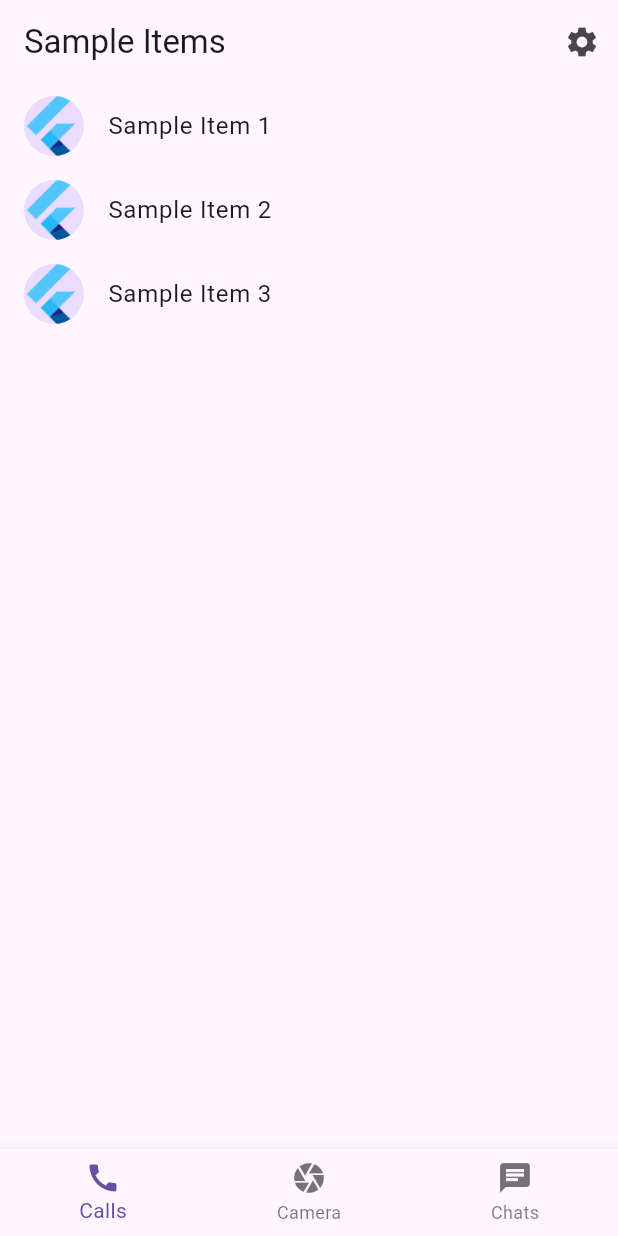
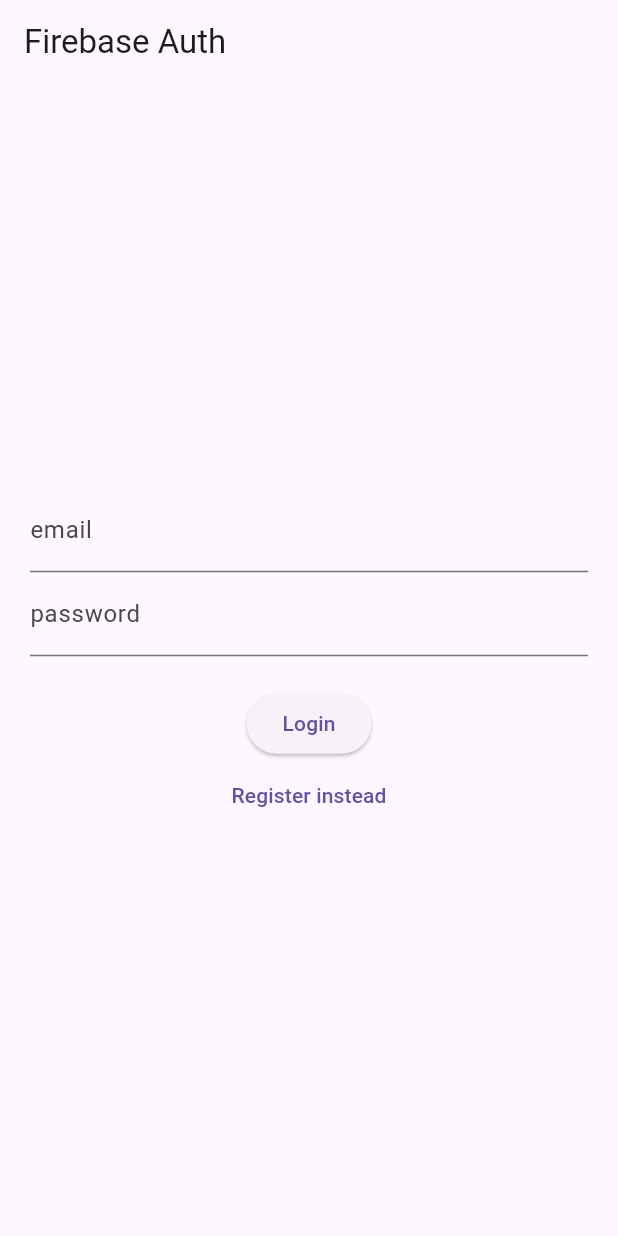
Before and after one commit to stefan1anuby/blooddochallenge, a Flutter app: the screen it shows after launch, on a phone screen of 412 x 824 dp. Run offline on Flutter 3.47's test engine with Material 3 defaults, Android fonts, the phone set to English and light mode, and no system bars; our stand-ins replace firebase_auth, firebase_core; accounts and stored records are empty.

Commit message:
finished adding auth

```diff
--- a/lib/src/app.dart
+++ b/lib/src/app.dart
@@ -1,20 +1,9 @@
 import 'package:flutter/material.dart';
-import 'package:flutter_gen/gen_l10n/app_localizations.dart';
-import 'package:flutter_localizations/flutter_localizations.dart';
-
-import 'sample_feature/sample_item_details_view.dart';
-import 'sample_feature/sample_item_list_view.dart';
-import 'settings/settings_controller.dart';
-import 'settings/settings_view.dart';
+import 'package:blooddochallenge/src/widget_tree.dart';
 
 /// The Widget that configures your application.
 class MyApp extends StatelessWidget {
-  const MyApp({
-    super.key,
-    required this.settingsController,
-  });
-
-  final SettingsController settingsController;
+  const MyApp({Key? key}) : super(key: key);
 
   @override
   Widget build(BuildContext context) {
@@ -22,64 +11,11 @@
     //
     // The ListenableBuilder Widget listens to the SettingsController for changes.
     // Whenever the user updates their settings, the MaterialApp is rebuilt.
-    return ListenableBuilder(
-      listenable: settingsController,
-      builder: (BuildContext context, Widget? child) {
-        return MaterialApp(
-          // Providing a restorationScopeId allows the Navigator built by the
-          // MaterialApp to restore the navigation stack when a user leaves and
-          // returns to the app after it has been killed while running in the
-          // background.
-          restorationScopeId: 'app',
-
-          // Provide the generated AppLocalizations to the MaterialApp. This
-          // allows descendant Widgets to display the correct translations
-          // depending on the user's locale.
-          localizationsDelegates: const [
-            AppLocalizations.delegate,
-            GlobalMaterialLocalizations.delegate,
-            GlobalWidgetsLocalizations.delegate,
-            GlobalCupertinoLocalizations.delegate,
-          ],
-          supportedLocales: const [
-            Locale('en', ''), // English, no country code
-          ],
-
-          // Use AppLocalizations to configure the correct application title
-          // depending on the user's locale.
-          //
-          // The appTitle is defined in .arb files found in the localization
-          // directory.
-          onGenerateTitle: (BuildContext context) =>
-              AppLocalizations.of(context)!.appTitle,
-
-          // Define a light and dark color theme. Then, read the user's
-          // preferred ThemeMode (light, dark, or system default) from the
-          // SettingsController to display the correct theme.
-          theme: ThemeData(),
-          darkTheme: ThemeData.dark(),
-          themeMode: settingsController.themeMode,
-
-          // Define a function to handle named routes in order to support
-          // Flutter web url navigation and deep linking.
-          onGenerateRoute: (RouteSettings routeSettings) {
-            return MaterialPageRoute<void>(
-              settings: routeSettings,
-              builder: (BuildContext context) {
-                switch (routeSettings.name) {
-                  case SettingsView.routeName:
-                    return SettingsView(controller: settingsController);
-                  case SampleItemDetailsView.routeName:
-                    return const SampleItemDetailsView();
-                  case SampleItemListView.routeName:
-                  default:
-                    return const SampleItemListView();
-                }
-              },
-            );
-          },
-        );
-      },
-    );
+    return MaterialApp(
+        debugShowCheckedModeBanner: false,
+        theme: ThemeData(
+          primarySwatch: Colors.orange,
+        ),
+        home: const WidgetTree());
   }
 }
--- /dev/null
+++ b/lib/src/auth.dart
@@ -0,0 +1,25 @@
+import 'package:firebase_auth/firebase_auth.dart';
+
+class Auth {
+  final FirebaseAuth _firebaseAuth = FirebaseAuth.instance;
+
+  User? get currentUser => _firebaseAuth.currentUser;
+
+  Stream<User?> get authStateChanges => _firebaseAuth.authStateChanges();
+
+  Future<void> signInWithEmailAndPassword(
+      {required String email, required String password}) async {
+    await _firebaseAuth.signInWithEmailAndPassword(
+        email: email, password: password);
+  }
+
+  Future<void> createUserWithEmailAndPassword(
+      {required String email, required String password}) async {
+    await _firebaseAuth.createUserWithEmailAndPassword(
+        email: email, password: password);
+  }
+
+  Future<void> signOut() async {
+    await _firebaseAuth.signOut();
+  }
+}
--- /dev/null
+++ b/lib/src/login_register_page.dart
@@ -0,0 +1,98 @@
+import 'package:flutter/material.dart';
+import 'package:firebase_auth/firebase_auth.dart';
+import 'auth.dart';
+
+class LoginPage extends StatefulWidget {
+  const LoginPage({Key? key}) : super(key: key);
+
+  @override
+  State<LoginPage> createState() => _LoginPageState();
+}
+
+class _LoginPageState extends State<LoginPage> {
+  String? errorMessage = '';
+  bool isLogin = true;
+
+  final TextEditingController _controllerEmail = TextEditingController();
+  final TextEditingController _controllerPassword = TextEditingController();
+
+  Future<void> signInWithEmailAndPassword() async {
+    try {
+      await Auth().signInWithEmailAndPassword(
+          email: _controllerEmail.text, password: _controllerPassword.text);
+    } on FirebaseAuthException catch (e) {
+      setState(() {
+        errorMessage = e.message;
+      });
+    }
+  }
+
+  Future<void> createUserWithEmailAndPassword() async {
+    try {
+      await Auth().createUserWithEmailAndPassword(
+          email: _controllerEmail.text, password: _controllerPassword.text);
+    } on FirebaseAuthException catch (e) {
+      setState(() {
+        errorMessage = e.message;
+      });
+    }
+  }
+
+  Widget _title() {
+    return const Text('Firebase Auth');
+  }
+
+  Widget _entryField(String title, TextEditingController controller) {
+    return TextField(
+      controller: controller,
+      decoration: InputDecoration(labelText: title),
+      obscureText: true,
+      enableSuggestions: false,
+      autocorrect: false,
+    );
+  }
+
+  Widget _errorMesage() {
+    return Text(errorMessage == '' ? '' : "Humm ? $errorMessage");
+  }
+
+  Widget _submitButton() {
+    return ElevatedButton(
+        onPressed: isLogin
+            ? signInWithEmailAndPassword
+            : createUserWithEmailAndPassword,
+        child: Text(isLogin ? 'Login' : 'Register'));
+  }
+
+  Widget _loginOrRegisterButton() {
+    return TextButton(
+        onPressed: () {
+          setState(() {
+            isLogin = !isLogin;
+          });
+        },
+        child: Text(isLogin ? 'Register instead' : 'Login instead'));
+  }
+
+  @override
+  Widget build(BuildContext context) {
+    return Scaffold(
+        appBar: AppBar(title: _title()),
+        body: Container(
+          height: double.infinity,
+          width: double.infinity,
+          padding: const EdgeInsets.all(20),
+          child: Column(
+            crossAxisAlignment: CrossAxisAlignment.center,
+            mainAxisAlignment: MainAxisAlignment.center,
+            children: <Widget>[
+              _entryField('email', _controllerEmail),
+              _entryField('password', _controllerPassword),
+              _errorMesage(),
+              _submitButton(),
+              _loginOrRegisterButton()
+            ],
+          ),
+        ));
+  }
+}
--- /dev/null
+++ b/lib/src/widget_tree.dart
@@ -0,0 +1,26 @@
+import 'package:blooddochallenge/src/auth.dart';
+import 'package:blooddochallenge/src/home_page.dart';
+import 'package:blooddochallenge/src/login_register_page.dart';
+import 'package:flutter/material.dart';
+
+class WidgetTree extends StatefulWidget {
+  const WidgetTree({Key? key}) : super(key: key);
+
+  @override
+  State<WidgetTree> createState() => _WidgetTreeState();
+}
+
+class _WidgetTreeState extends State<WidgetTree> {
+  @override
+  Widget build(BuildContext context) {
+    return StreamBuilder(
+        stream: Auth().authStateChanges,
+        builder: (context, snapshot) {
+          if (snapshot.hasData) {
+            return HomePage();
+          } else {
+            return const LoginPage();
+          }
+        });
+  }
+}
```
Also changed, not shown: lib/main.dart (+1 -14 lines), lib/src/home_page.dart (added, +43 -0 lines).
